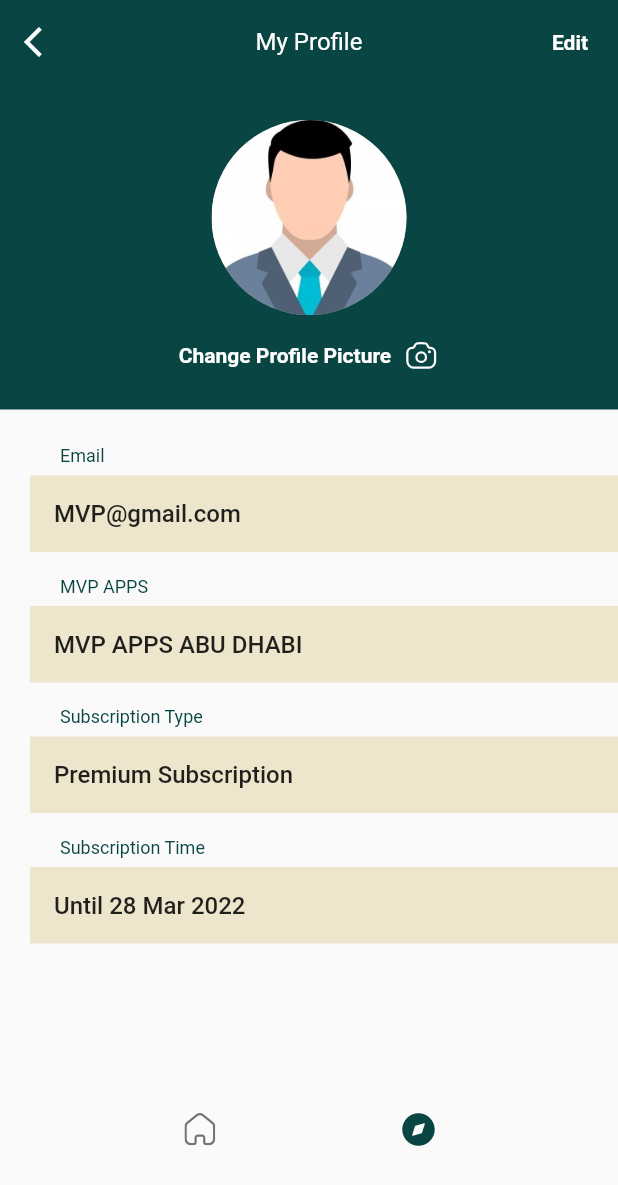
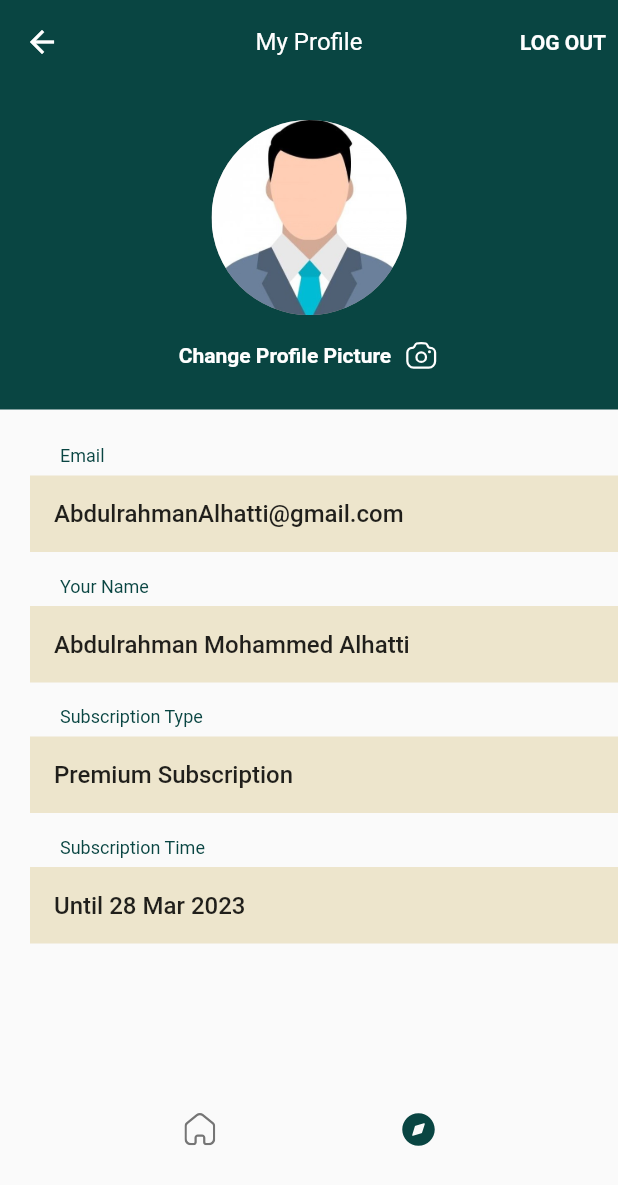
Before and after one commit to Abdulrahmnh/recipe, a Flutter app: the screen it shows once a user with an empty profile is signed in, item 2 of the bottom bar chosen, on a phone screen of 412 x 824 dp. Shown: the top 1185 px of the screen. Run offline on Flutter 3.47's test engine with Material 2 defaults, Android fonts, the phone set to English and light mode, and no system bars; our stand-ins replace cloud_firestore, firebase_auth, firebase_core, flutter_svg, get, google_fonts and 1 more; missing offline and left inert: flutter_login_facebook; accounts and stored records are empty; network calls fail; Roboto replaces fonts that are missing (inter).

Commit message:
Manage routing & Clean code

```diff
--- a/lib/controller/controller_view.dart
+++ b/lib/controller/controller_view.dart
@@ -1,12 +1,9 @@
 import 'package:flutter/material.dart';
-import 'package:flutter_svg/svg.dart';
 import 'package:get/get.dart';
 import 'package:recipe/views/screens/splash_view.dart';
-
 import '../core/viewModel/auth_view_model.dart';
 import '../core/viewModel/control_view_model.dart';
 import '../views/cards_view/buttonNaviBar.dart';
-import '../views/utils/AppColor.dart';
 
 class ControlView extends GetWidget<AuthViewModel> {
   @override
--- a/lib/core/viewModel/control_view_model.dart
+++ b/lib/core/viewModel/control_view_model.dart
@@ -1,7 +1,6 @@
 import 'package:flutter/material.dart';
 import 'package:get/get.dart';
 import 'package:recipe/views/screens/profile_page.dart';
-
 import '../../views/screens/home_view.dart';
 
 class ControlViewModel extends GetxController {
--- a/lib/helper/binding.dart
+++ b/lib/helper/binding.dart
@@ -6,8 +6,8 @@ import '../core/viewModel/control_view_model.dart';
 class Binding extends Bindings {
   @override
   void dependencies(){
-    Get.lazyPut(() => AuthViewModel());
-    Get.lazyPut(() => HomeController());
-    Get.lazyPut(() => ControlViewModel());
+    Get.put((AuthViewModel()));
+    Get.put((HomeController()));
+    Get.put((ControlViewModel()));
   }
 }
--- a/lib/main.dart
+++ b/lib/main.dart
@@ -2,6 +2,7 @@
 import 'package:flutter/material.dart';
 import 'package:get/get_navigation/src/root/get_material_app.dart';
 import 'package:recipe/helper/binding.dart';
+import 'package:recipe/views/splash_timer.dart';
 import 'controller/controller_view.dart';
 
 void main() async{
@@ -18,7 +19,7 @@
       initialBinding: Binding(),
       debugShowCheckedModeBanner: false,
       title: 'Recipe App',
-      home:  ControlView(),
+        home:  const SplashTimer(),
     );
   }
 }
--- a/lib/views/screens/profile_page.dart
+++ b/lib/views/screens/profile_page.dart
@@ -1,11 +1,14 @@
+import 'package:firebase_auth/firebase_auth.dart';
 import 'package:flutter/material.dart';
 import 'package:flutter/services.dart';
 import 'package:flutter_svg/flutter_svg.dart';
+import 'package:get/get.dart';
 import 'package:recipe/views/utils/AppColor.dart';
 import 'package:recipe/views/cards_view/user_info_tile.dart';
+import '../../controller/controller_view.dart';
 
 class ProfilePage extends StatelessWidget {
-  const ProfilePage({Key? key}) : super(key: key);
+  FirebaseAuth _auth = FirebaseAuth.instance;
 
   @override
   Widget build(BuildContext context) {
@@ -16,17 +19,14 @@ class ProfilePage extends StatelessWidget {
         centerTitle: true,
         title: const Text('My Profile',
             style: TextStyle(fontWeight: FontWeight.w400, fontSize: 16)),
-        leading: IconButton(
-          icon: const Icon(Icons.arrow_back_ios, color: Colors.white),
-          onPressed: () {
-            Navigator.of(context).pop();
-          },
-        ),
         actions: [
           TextButton(
-            onPressed: () {},
+            onPressed: (){
+              _auth.signOut();
+              Get.to(()=> ControlView());
+            },
             child: const Text(
-              'Edit',
+              'LOG OUT',
               style: TextStyle(
                   color: Colors.white,
                   fontSize: 14,
@@ -96,14 +96,14 @@ class ProfilePage extends StatelessWidget {
                 UserInfoTile(
                   margin: const EdgeInsets.only(bottom: 16),
                   label: 'Email',
-                  value: 'MVP@gmail.com',
+                  value: 'AbdulrahmanAlhatti@gmail.com',
                   valueBackground: AppColor.secondary,
                   padding: const EdgeInsets.only(left: 20),
                 ),
                 UserInfoTile(
                   margin: const EdgeInsets.only(bottom: 16),
-                  label: 'MVP APPS',
-                  value: 'MVP APPS ABU DHABI',
+                  label: 'Your Name',
+                  value: 'Abdulrahman Mohammed Alhatti',
                   valueBackground: AppColor.secondary,
                   padding: const EdgeInsets.only(left: 20),
                 ),
@@ -117,7 +117,7 @@ class ProfilePage extends StatelessWidget {
                 UserInfoTile(
                   margin: const EdgeInsets.only(bottom: 16),
                   label: 'Subscription Time',
-                  value: 'Until 28 Mar 2022',
+                  value: 'Until 28 Mar 2023',
                   valueBackground: AppColor.secondary,
                   padding: const EdgeInsets.only(left: 20),
                 ),
--- a/pubspec.yaml
+++ b/pubspec.yaml
@@ -29,6 +29,7 @@ environment:
 dependencies:
   flutter:
     sdk: flutter
+  url_launcher: 6.0.20
 
 
   # The following adds the Cupertino Icons font to your application.
@@ -42,6 +43,7 @@ dependencies:
   flutter_facebook_auth: ^4.1.2
   flutter_login_facebook: ^1.4.1
   flutter_svg: ^1.0.3
+  google_fonts: 2.2.0
 
 dev_dependencies:
   flutter_test:
```
Also changed, not shown: lib/views/screens/home_view.dart (+7 -6 lines), lib/views/screens/register_view.dart (+27 -22 lines), lib/views/screens/splash_view.dart (+27 -19 lines), lib/controller/home_controller.dart (line endings or trailing spaces), pubspec.lock.
